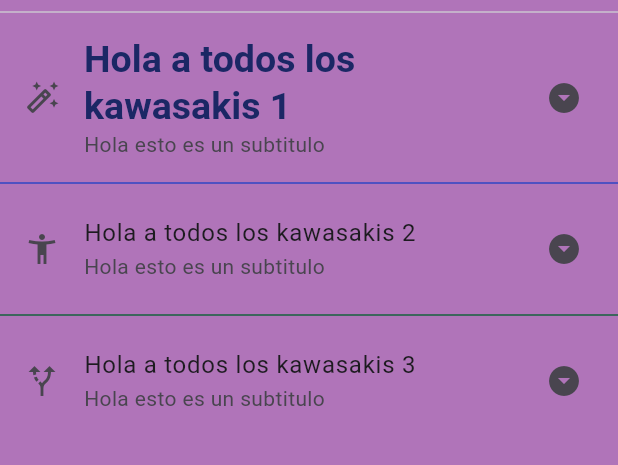
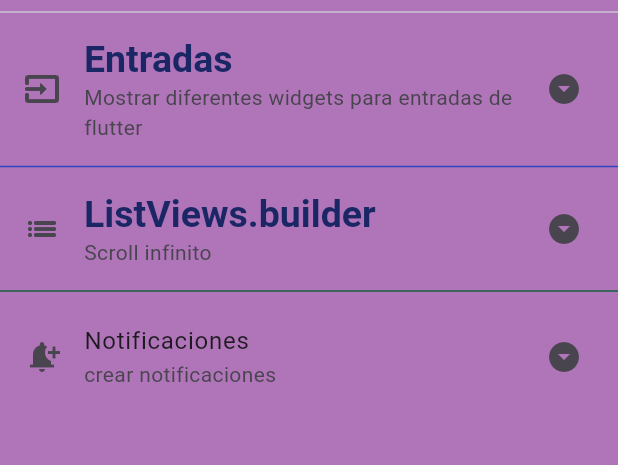
Before and after one commit to SantiagoAHS/componentes_flutter, a Flutter app: the screen it shows after launch, on a phone screen of 412 x 824 dp, the part 84-549 px from its top. Run offline on Flutter 3.47's test engine with Material 3 defaults, Android fonts, the phone set to English and light mode, and no system bars.

Commit message:
07 Changing the content of the ListTiles

```diff
--- a/lib/home_screen.dart
+++ b/lib/home_screen.dart
@@ -14,26 +14,26 @@
           children: [
             const Divider(),
             ListTile(
-              leading: const Icon(Icons.auto_fix_high_outlined,),
-              title:Text('Hola a todos los kawasakis 1',
+              leading: const Icon(Icons.input_sharp,),
+              title:Text('Entradas',
               style: Theme.of(context).textTheme.headlineLarge,
               ),
-              subtitle: const Text('Hola esto es un subtitulo'),
+              subtitle: const Text('Mostrar diferentes widgets para entradas de flutter '),
               trailing:const Icon(Icons.arrow_drop_down_circle,),
             ),
             const Divider(color: Color.fromARGB(255, 47, 69, 195),),
-            const ListTile(
-              leading: Icon(Icons.accessibility_new, ),
-              title:Text('Hola a todos los kawasakis 2',
-              ),
-              subtitle: Text('Hola esto es un subtitulo'),
-              trailing:Icon(Icons.arrow_drop_down_circle, ),
+             ListTile(
+              leading: const Icon(Icons.list_sharp, ),
+              title:Text('ListViews.builder ',
+              style: Theme.of(context).textTheme.headlineLarge,),
+              subtitle: const Text('Scroll infinito'),
+              trailing: const Icon(Icons.arrow_drop_down_circle, ),
             ),
             const Divider(color: Color.fromARGB(255, 22, 98, 61)),
             const ListTile(
-              leading: Icon(Icons.alt_route,),
-              title:Text('Hola a todos los kawasakis 3',),
-              subtitle: Text('Hola esto es un subtitulo'),
+              leading: Icon(Icons.notification_add,),
+              title:Text('Notificaciones ',),
+              subtitle: Text('crear notificaciones'),
               trailing:Icon(Icons.arrow_drop_down_circle,),
             ),
           ],
```
